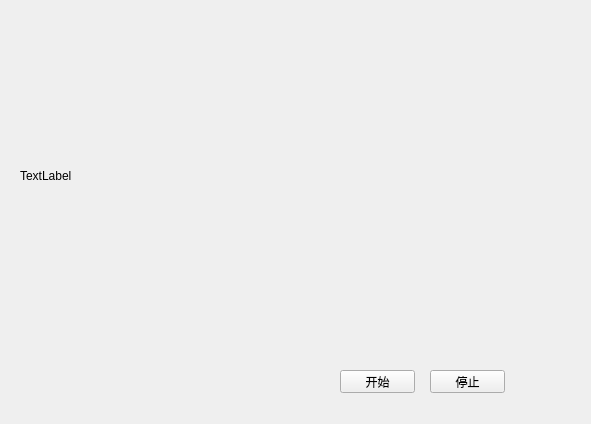
Bingao-hn/Client, file CameraAuto.ui: the form before one commit.
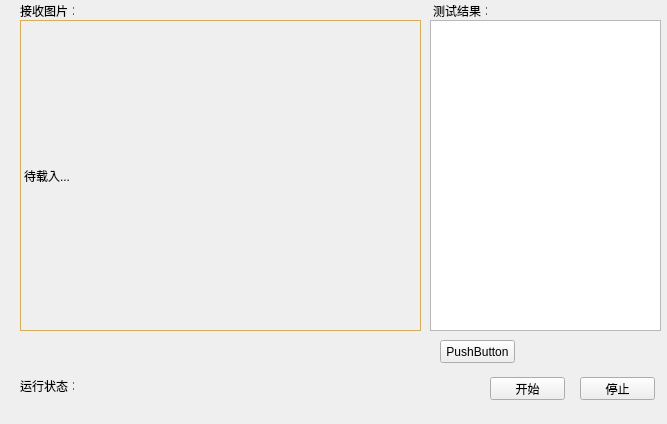
The form after the commit. Icons and pictures are not drawn.

Commit message: 优化界面，准备auto界面添加数据导出

Patch:
```diff
--- a/CameraAuto.ui
+++ b/CameraAuto.ui
@@ -6,7 +6,7 @@
    <rect>
     <x>0</x>
     <y>0</y>
-    <width>591</width>
+    <width>667</width>
     <height>424</height>
    </rect>
   </property>
@@ -22,8 +22,16 @@
      <height>311</height>
     </rect>
    </property>
+   <property name="styleSheet">
+    <string notr="true">QLabel{
+     border-width: 1px;
+     border-style: solid;
+     border-color: rgb(255, 170, 0);
+}
+</string>
+   </property>
    <property name="text">
-    <string>TextLabel</string>
+    <string>待载入...</string>
    </property>
    <property name="scaledContents">
     <bool>true</bool>
@@ -32,8 +40,8 @@
   <widget class="QPushButton" name="btn_start">
    <property name="geometry">
     <rect>
-     <x>340</x>
-     <y>370</y>
+     <x>490</x>
+     <y>377</y>
      <width>75</width>
      <height>23</height>
     </rect>
@@ -45,8 +53,8 @@
   <widget class="QPushButton" name="btn_stop">
    <property name="geometry">
     <rect>
-     <x>430</x>
-     <y>370</y>
+     <x>580</x>
+     <y>377</y>
      <width>75</width>
      <height>23</height>
     </rect>
@@ -55,6 +63,90 @@
     <string>停止</string>
    </property>
   </widget>
+  <widget class="QTextEdit" name="textEdit_recv">
+   <property name="enabled">
+    <bool>true</bool>
+   </property>
+   <property name="geometry">
+    <rect>
+     <x>430</x>
+     <y>20</y>
+     <width>231</width>
+     <height>311</height>
+    </rect>
+   </property>
+   <property name="readOnly">
+    <bool>true</bool>
+   </property>
+  </widget>
+  <widget class="QLabel" name="label">
+   <property name="geometry">
+    <rect>
+     <x>433</x>
+     <y>5</y>
+     <width>54</width>
+     <height>12</height>
+    </rect>
+   </property>
+   <property name="text">
+    <string>测试结果：</string>
+   </property>
+  </widget>
+  <widget class="QLabel" name="label_2">
+   <property name="geometry">
+    <rect>
+     <x>20</x>
+     <y>5</y>
+     <width>54</width>
+     <height>12</height>
+    </rect>
+   </property>
+   <property name="text">
+    <string>接收图片：</string>
+   </property>
+  </widget>
+  <widget class="QLabel" name="label_3">
+   <property name="geometry">
+    <rect>
+     <x>20</x>
+     <y>380</y>
+     <width>54</width>
+     <height>12</height>
+    </rect>
+   </property>
+   <property name="text">
+    <string>运行状态：</string>
+   </property>
+  </widget>
+  <widget class="QLabel" name="lab_status">
+   <property name="geometry">
+    <rect>
+     <x>80</x>
+     <y>376</y>
+     <width>341</width>
+     <height>21</height>
+    </rect>
+   </property>
+   <property name="text">
+    <string/>
+   </property>
+   <property name="pixmap">
+    <pixmap resource="resource.qrc">:/image/sleep.jpg</pixmap>
+   </property>
+  </widget>
+  <widget class="QPushButton" name="pushButton">
+   <property name="geometry">
+    <rect>
+     <x>440</x>
+     <y>340</y>
+     <width>75</width>
+     <height>23</height>
+    </rect>
+   </property>
+   <property name="text">
+    <string>PushButton</string>
+   </property>
+  </widget>
  </widget>
  <resources/>
  <connections/>
```
Left out of the diff: 4 changed lines with no effect on the pictures. The commit also changes 14 other files.
